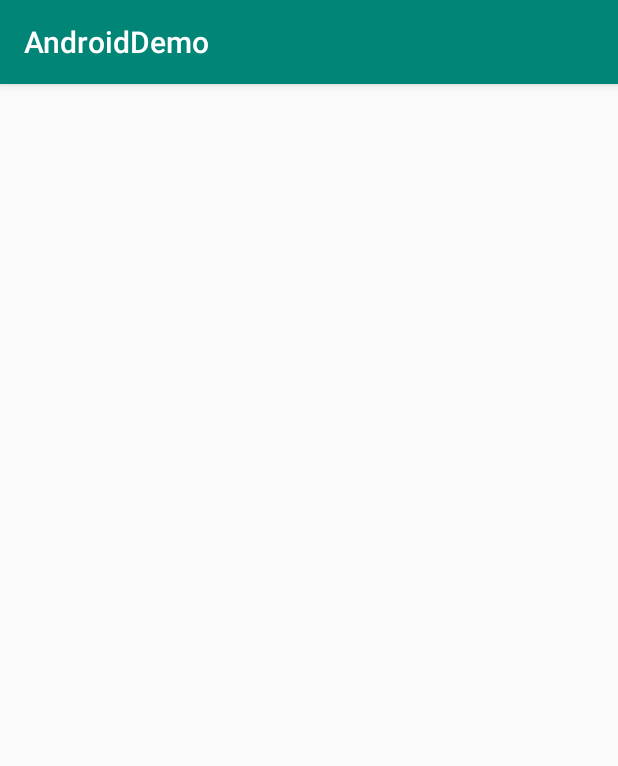
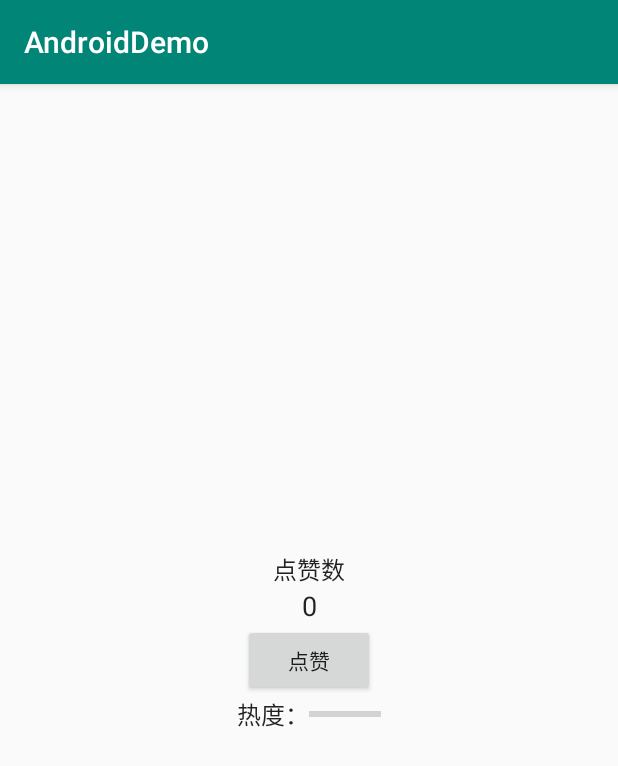
Before and after one commit to rain9155/AndroidDemo, an Android app: the BindingActivity screen opened directly, with no data from a screen before it, on a phone screen of 412 x 824 dp. Shown: the top 766 px of the screen. Run offline under Robolectric (Android 15) with nearby library versions, the phone set to English and light mode, and no system bars; our stand-ins replace data binding; 5 statements that could not run were skipped.

Commit message:
添加DataBinding

```diff
--- a/app/build.gradle
+++ b/app/build.gradle
@@ -18,6 +18,9 @@ android {
             minifyEnabled false
             proguardFiles getDefaultProguardFile('proguard-android-optimize.txt'), 'proguard-rules.pro'
         }
+    }
+    dataBinding{
+        enabled true
     }
 }
 
--- a/app/src/main/java/com/example/androiddemo/jetpack/architecture/ArchActivity.kt
+++ b/app/src/main/java/com/example/androiddemo/jetpack/architecture/ArchActivity.kt
@@ -4,6 +4,7 @@ import android.content.Intent
 import androidx.appcompat.app.AppCompatActivity
 import android.os.Bundle
 import com.example.androiddemo.R
+import com.example.androiddemo.jetpack.architecture.databinding.BindingActivity
 import com.example.androiddemo.jetpack.architecture.lifecycle.LifecycleActivity
 import com.example.androiddemo.jetpack.architecture.livedata.LiveDataActivity
 import com.example.androiddemo.jetpack.architecture.room.RoomActivity
@@ -31,5 +32,9 @@ class ArchActivity : AppCompatActivity() {
         cp_to_room.setOnClickListener {
             startActivity(Intent(this, RoomActivity::class.java))
         }
+
+        cp_to_binding.setOnClickListener {
+            startActivity(Intent(this, BindingActivity::class.java))
+        }
     }
 }
--- a/app/src/main/java/com/example/androiddemo/jetpack/architecture/databinding/BindingActivity.kt
+++ b/app/src/main/java/com/example/androiddemo/jetpack/architecture/databinding/BindingActivity.kt
@@ -2,12 +2,67 @@ package com.example.androiddemo.jetpack.architecture.databinding
 
 import androidx.appcompat.app.AppCompatActivity
 import android.os.Bundle
+import android.util.Log
+import android.util.MutableDouble
+import androidx.databinding.DataBindingUtil
+import androidx.lifecycle.*
 import com.example.androiddemo.R
+import com.example.androiddemo.databinding.ActivityBindingBinding
+import kotlinx.android.synthetic.main.activity_binding.*
 
+/**
+ * 参考：
+ * https://developer.android.com/topic/libraries/data-binding
+ * https://www.jianshu.com/p/e3b881d80c6d
+ *
+ * 数据绑定DataBinding：
+ * DataBinding库可以把数据源直接绑定到视图中，每当数据更新时，视图能自动更新，从而避免我们手动更新视图的操作
+ * 所以使用DataBinding可以减少的Activity/Fragment代码量，通过DataBinding可以更容易的实现MVVM
+ *
+ * 组成：
+ * <layout><layout>: 里面包含<data><data> + 视图的根布局，其中<data>标签中可以通过<variable>标签定义变量
+ * DataBindingUtil：用于生成XXBinging类，XXBinging类的内容根据<layout><layout>中的绑定关系生成
+ *
+ * 基本使用：
+ * 1、视图的根布局使用<layout><layout>包裹；
+ * 2、通过DataBindingUtil的setContentView/inflate/bind方法来进行视图的绑定，生成XXBinding类；
+ * 3、给XXBinding类中定义的variable变量赋值
+ *
+ * ps：与视图进行绑定的数据源最好是可观察的，这样数据源更新时才能自动反馈到UI上，可以使用DataBinding的ObservableXX类包裹，或使用LiveData包裹
+ */
 class BindingActivity : AppCompatActivity() {
+
+    companion object{
+        private val TAG = BindingActivity.javaClass.simpleName
+    }
+
+    lateinit var binding: ActivityBindingBinding
 
     override fun onCreate(savedInstanceState: Bundle?) {
         super.onCreate(savedInstanceState)
-        setContentView(R.layout.activity_binding)
+
+        /** 2、通过DataBindingUtil的相应方法来进行视图的绑定，生成XXBinding类； */
+        binding = DataBindingUtil.setContentView(this, R.layout.activity_binding)
+
+        /** 3、给XXBinding类中定义的variable变量赋值 */
+        binding.viewModel = ViewModelProvider(this)[MyViewModel::class.java]
+        binding.lifecycleOwner = this
+
     }
+
 }
+
+class MyViewModel: ViewModel(){
+
+    private var _likeCount: MutableLiveData<Int> = MutableLiveData(0)
+
+    var likeCount: LiveData<Int> = _likeCount
+    var popularity: LiveData<Int> = Transformations.map(_likeCount){
+        it * 10
+    }
+
+    fun onLike(){
+        _likeCount.value = (_likeCount.value ?: 0) + 1
+    }
+
+}
--- /dev/null
+++ b/app/src/main/java/com/example/androiddemo/jetpack/architecture/databinding/util/BindingAdapters.kt
@@ -0,0 +1,33 @@
+package com.example.androiddemo.jetpack.architecture.databinding.util
+
+import android.content.res.ColorStateList
+import android.graphics.Color
+import android.os.Build
+import android.util.Log
+import android.view.View
+import android.widget.ProgressBar
+import android.widget.TextView
+import androidx.annotation.ColorRes
+import androidx.annotation.RequiresApi
+import androidx.databinding.BindingAdapter
+import com.example.androiddemo.R
+
+/**
+ * 在BindingAdapters.kt中使用@BindingAdapter定义和自定义属性绑定的方法，DataBinding框架会使用方法绑定的自定义属性值作为这些方法的参数
+ */
+
+//单个属性
+@BindingAdapter(value = arrayOf("bind:hideIfZero"))
+fun hideIfZero(view: View, count: Int){
+    view.visibility = if(count == 0) View.INVISIBLE else View.VISIBLE
+}
+
+//多个属性，requireAll为true表示所有属性都要定义在xml中
+@BindingAdapter(value = arrayOf("bind:max", "bind:changeColor"), requireAll = true)
+fun TextView.changeColor(max: Int, count: Int){
+    if (Build.VERSION.SDK_INT >= Build.VERSION_CODES.M) {
+        if(count >= max){
+            setTextColor(context.getColor(R.color.colorPrimary))
+        }
+    }
+}
--- a/app/src/main/java/com/example/androiddemo/jetpack/architecture/viewmodel/ViewModelActivity.kt
+++ b/app/src/main/java/com/example/androiddemo/jetpack/architecture/viewmodel/ViewModelActivity.kt
@@ -58,8 +58,6 @@ class ViewModelActivity : AppCompatActivity() {
         })
     }
 
-}
-
     /** 1、扩展ViewModel类，在里面定义LiveData； */
     class MyViewModel : ViewModel(){
         private val users: MutableLiveData<List<User>> by lazy {
@@ -88,6 +86,7 @@ class ViewModelActivity : AppCompatActivity() {
 
         data class User(var name: String)
     }
+}
 
 /**
  * 在Fragment之间共享的ViewModel
--- a/app/src/main/res/layout/activity_arc.xml
+++ b/app/src/main/res/layout/activity_arc.xml
@@ -40,6 +40,12 @@
             android:layout_width="wrap_content"
             android:text="Room学习"/>
 
+        <com.google.android.material.chip.Chip
+            android:id="@+id/cp_to_binding"
+            android:layout_height="wrap_content"
+            android:layout_width="wrap_content"
+            android:text="DataBinding学习"/>
+
     </com.google.android.material.chip.ChipGroup>
 
 
--- a/app/src/main/res/layout/activity_binding.xml
+++ b/app/src/main/res/layout/activity_binding.xml
@@ -1,9 +1,79 @@
 <?xml version="1.0" encoding="utf-8"?>
-<androidx.constraintlayout.widget.ConstraintLayout xmlns:android="http://schemas.android.com/apk/res/android"
+<layout xmlns:android="http://schemas.android.com/apk/res/android"
     xmlns:app="http://schemas.android.com/apk/res-auto"
     xmlns:tools="http://schemas.android.com/tools"
-    android:layout_width="match_parent"
-    android:layout_height="match_parent"
-    tools:context=".jetpack.architecture.databinding.BindingActivity">
+    xmlns:bind="http://schemas.android.com/apk/res-auto">
 
-</androidx.constraintlayout.widget.ConstraintLayout>
+    <data>
+        <variable
+            name="viewModel"
+            type="com.example.androiddemo.jetpack.architecture.databinding.MyViewModel" />
+    </data>
+
+    <androidx.constraintlayout.widget.ConstraintLayout
+        android:layout_width="match_parent"
+        android:layout_height="match_parent"
+        tools:context=".jetpack.architecture.databinding.BindingActivity">
+
+        <TextView
+            android:id="@+id/tv_likes"
+            android:layout_width="wrap_content"
+            android:layout_height="wrap_content"
+            android:text="点赞数"
+            android:textColor="?android:attr/textColorPrimary"
+            android:textSize="16sp"
+            app:layout_constraintLeft_toLeftOf="parent"
+            app:layout_constraintRight_toRightOf="parent"
+            app:layout_constraintBottom_toTopOf="@+id/tv_like" />
+
+        <TextView
+            android:id="@+id/tv_like"
+            android:layout_width="wrap_content"
+            android:layout_height="wrap_content"
+            android:text="@{String.valueOf(viewModel.likeCount)}"
+            android:textColor="?android:attr/textColorPrimary"
+            android:textSize="18sp"
+            bind:max="@{10}"
+            bind:changeColor="@{viewModel.likeCount}"
+            app:layout_constraintLeft_toLeftOf="parent"
+            app:layout_constraintRight_toRightOf="parent"
+            app:layout_constraintBottom_toTopOf="@+id/btn_like" />
+
+        <Button
+            android:id="@+id/btn_like"
+            android:layout_width="wrap_content"
+            android:layout_height="wrap_content"
+            android:text="点赞"
+            android:onClick="@{() -> viewModel.onLike()}"
+            app:layout_constraintLeft_toLeftOf="parent"
+            app:layout_constraintRight_toRightOf="parent"
+            app:layout_constraintBottom_toBottomOf="parent"
+            app:layout_constraintTop_toTopOf="parent" />
+
+        <TextView
+            android:id="@+id/tv_popularity"
+            android:layout_width="wrap_content"
+            android:layout_height="wrap_content"
+            android:text="热度："
+            android:textColor="?android:attr/textColorPrimary"
+            android:textSize="16sp"
+            bind:hideIfZero="@{viewModel.popularity}"
+            app:layout_constraintHorizontal_chainStyle="packed"
+            app:layout_constraintLeft_toLeftOf="parent"
+            app:layout_constraintRight_toLeftOf="@+id/pb_popularity"
+            app:layout_constraintTop_toBottomOf="@+id/btn_like" />
+
+        <ProgressBar
+            android:id="@+id/pb_popularity"
+            android:layout_width="wrap_content"
+            android:layout_height="wrap_content"
+            android:progress="@{viewModel.popularity}"
+            bind:hideIfZero="@{viewModel.popularity}"
+            style="@style/Widget.AppCompat.ProgressBar.Horizontal"
+            app:layout_constraintLeft_toRightOf="@id/tv_popularity"
+            app:layout_constraintRight_toRightOf="parent"
+            app:layout_constraintTop_toTopOf="@id/tv_popularity"
+            app:layout_constraintBottom_toBottomOf="@id/tv_popularity" />
+
+    </androidx.constraintlayout.widget.ConstraintLayout>
+</layout>
```
Lines whose indentation alone changed are shown as unchanged.
